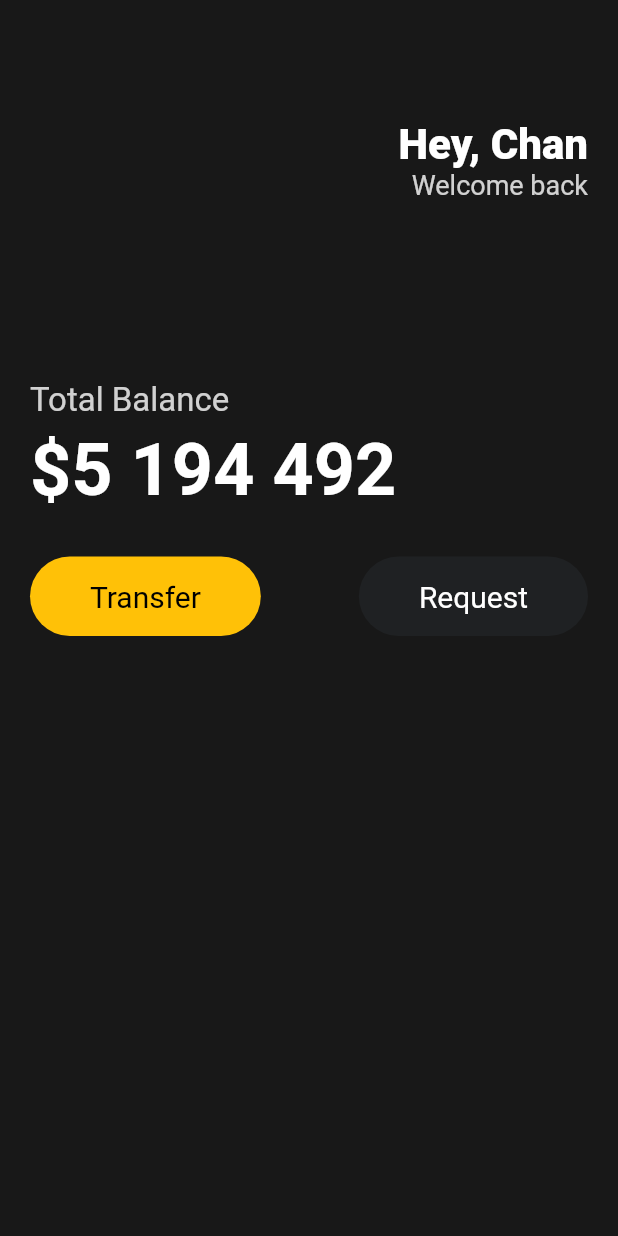
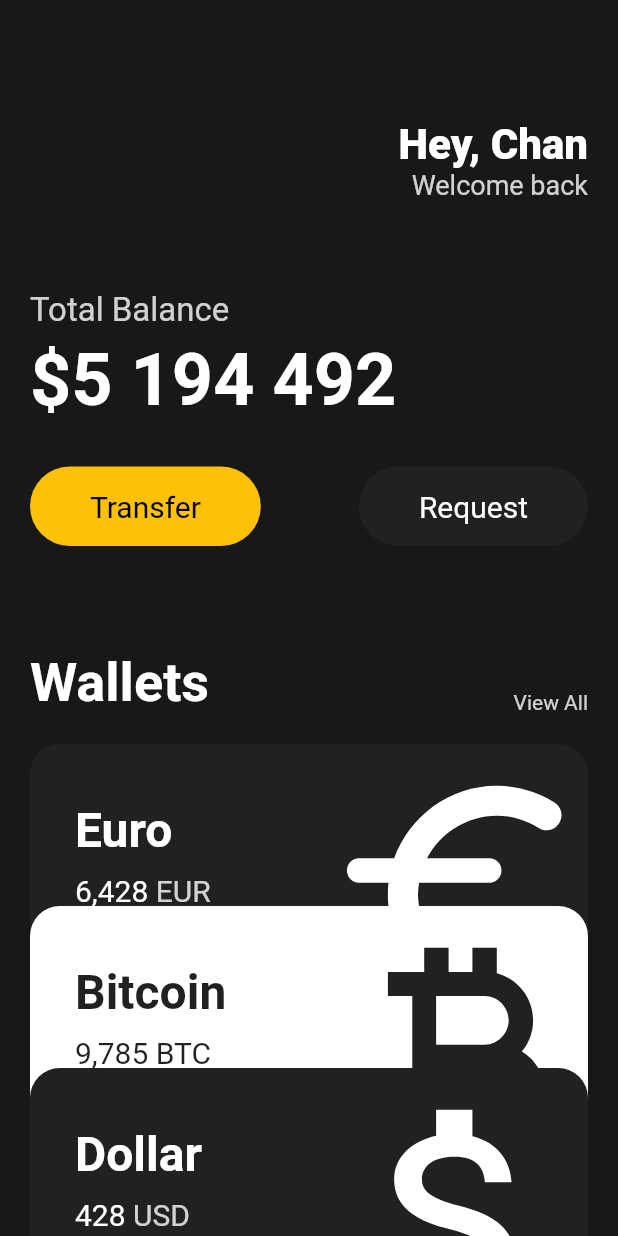
Before and after one commit to woochan94/Study_Flutter_toonflix, a Flutter app: the screen it shows after launch, on a phone screen of 412 x 824 dp. Run offline on Flutter 3.47's test engine with Material 2 defaults, Android fonts, the phone set to English and light mode, and no system bars.

Commit message:
Design: Add card UI with reusable currency_card widget

```diff
--- a/lib/main.dart
+++ b/lib/main.dart
@@ -1,5 +1,6 @@
 import 'package:flutter/material.dart';
 import 'package:toonflix/widgets/button.dart';
+import 'package:toonflix/widgets/currency_card.dart';
 
 void main() {
   runApp(const App());
@@ -13,7 +14,9 @@ class App extends StatelessWidget {
     return MaterialApp(
       home: Scaffold(
         backgroundColor: const Color(0xFF181818),
-        body: Padding(
+        body: SingleChildScrollView(
+          physics: const ClampingScrollPhysics(),
+          child: Padding(
             padding: const EdgeInsets.symmetric(horizontal: 20),
             child: Column(
               crossAxisAlignment: CrossAxisAlignment.start,
@@ -44,7 +47,7 @@ class App extends StatelessWidget {
                   ],
                 ),
                 const SizedBox(
-                height: 120,
+                  height: 60,
                 ),
                 Text(
                   'Total Balance',
@@ -80,7 +83,61 @@ class App extends StatelessWidget {
                     ),
                   ],
                 ),
+                const SizedBox(
+                  height: 70,
+                ),
+                Row(
+                  mainAxisAlignment: MainAxisAlignment.spaceBetween,
+                  crossAxisAlignment: CrossAxisAlignment.end,
+                  children: [
+                    const Text(
+                      'Wallets',
+                      style: TextStyle(
+                        color: Colors.white,
+                        fontSize: 36,
+                        fontWeight: FontWeight.w600,
+                      ),
+                    ),
+                    Text(
+                      'View All',
+                      style: TextStyle(
+                        color: Colors.white.withOpacity(0.8),
+                      ),
+                    ),
                   ],
+                ),
+                const SizedBox(
+                  height: 20,
+                ),
+                const CurrencyCard(
+                  name: 'Euro',
+                  amount: '6,428',
+                  code: 'EUR',
+                  icon: Icons.euro_rounded,
+                  isInverted: false,
+                ),
+                Transform.translate(
+                  offset: const Offset(0, -40),
+                  child: const CurrencyCard(
+                    name: 'Bitcoin',
+                    code: 'BTC',
+                    amount: '9,785',
+                    icon: Icons.currency_bitcoin,
+                    isInverted: true,
+                  ),
+                ),
+                Transform.translate(
+                  offset: const Offset(0, -80),
+                  child: const CurrencyCard(
+                    name: 'Dollar',
+                    code: 'USD',
+                    amount: '428',
+                    icon: Icons.attach_money_outlined,
+                    isInverted: false,
+                  ),
+                ),
+              ],
+            ),
           ),
         ),
       ),
--- /dev/null
+++ b/lib/widgets/currency_card.dart
@@ -0,0 +1,87 @@
+import 'package:flutter/material.dart';
+
+class CurrencyCard extends StatelessWidget {
+  final String name, code, amount;
+  final IconData icon;
+  final bool isInverted;
+
+  final _blackColor = const Color(0xFF1F2123);
+
+  const CurrencyCard({
+    super.key,
+    required this.name,
+    required this.code,
+    required this.amount,
+    required this.icon,
+    required this.isInverted,
+  });
+
+  @override
+  Widget build(BuildContext context) {
+    return Container(
+      decoration: BoxDecoration(
+        color: isInverted ? Colors.white : _blackColor,
+        borderRadius: BorderRadius.circular(20),
+      ),
+      clipBehavior: Clip.hardEdge,
+      child: Padding(
+        padding: const EdgeInsets.all(30),
+        child: Row(
+          mainAxisAlignment: MainAxisAlignment.spaceBetween,
+          children: [
+            Column(
+              crossAxisAlignment: CrossAxisAlignment.start,
+              children: [
+                Text(
+                  name,
+                  style: TextStyle(
+                    color: isInverted ? _blackColor : Colors.white,
+                    fontSize: 32,
+                    fontWeight: FontWeight.w600,
+                  ),
+                ),
+                const SizedBox(
+                  height: 10,
+                ),
+                Row(
+                  children: [
+                    Text(
+                      amount,
+                      style: TextStyle(
+                        color: isInverted ? _blackColor : Colors.white,
+                        fontSize: 20,
+                      ),
+                    ),
+                    const SizedBox(
+                      width: 5,
+                    ),
+                    Text(
+                      code,
+                      style: TextStyle(
+                        color: isInverted
+                            ? _blackColor
+                            : Colors.white.withOpacity(0.8),
+                        fontSize: 20,
+                      ),
+                    ),
+                  ],
+                ),
+              ],
+            ),
+            Transform.scale(
+              scale: 2.2,
+              child: Transform.translate(
+                offset: const Offset(-5, 12),
+                child: Icon(
+                  icon,
+                  color: isInverted ? _blackColor : Colors.white,
+                  size: 88,
+                ),
+              ),
+            ),
+          ],
+        ),
+      ),
+    );
+  }
+}
```
Lines whose indentation alone changed are shown as unchanged.
